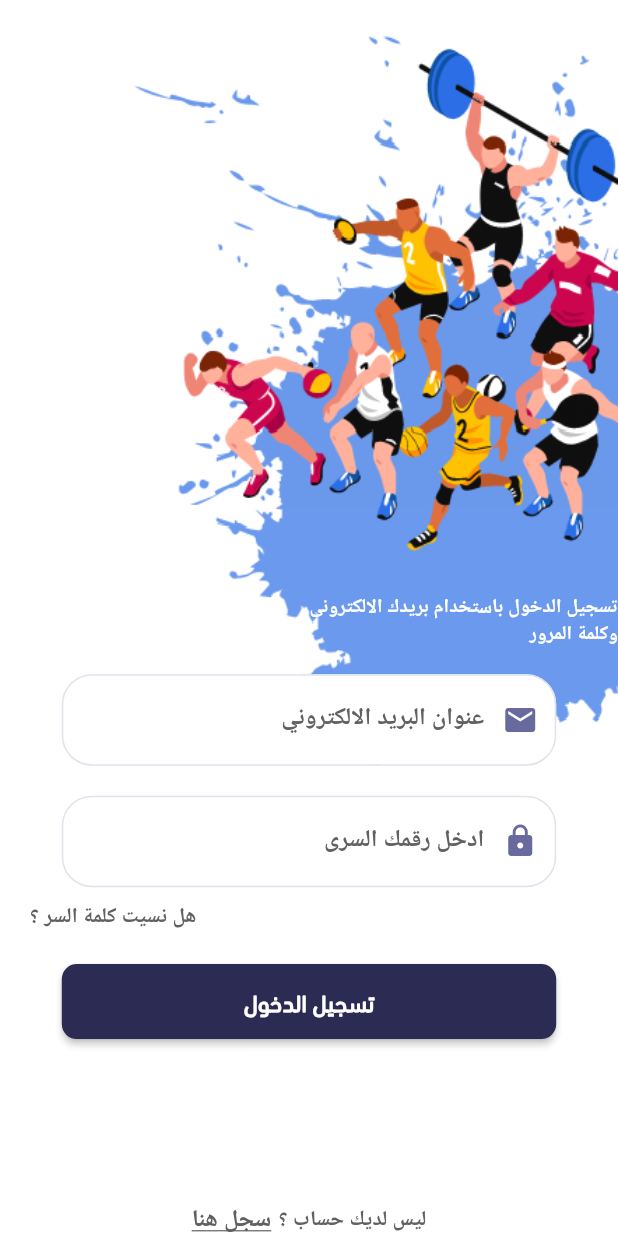
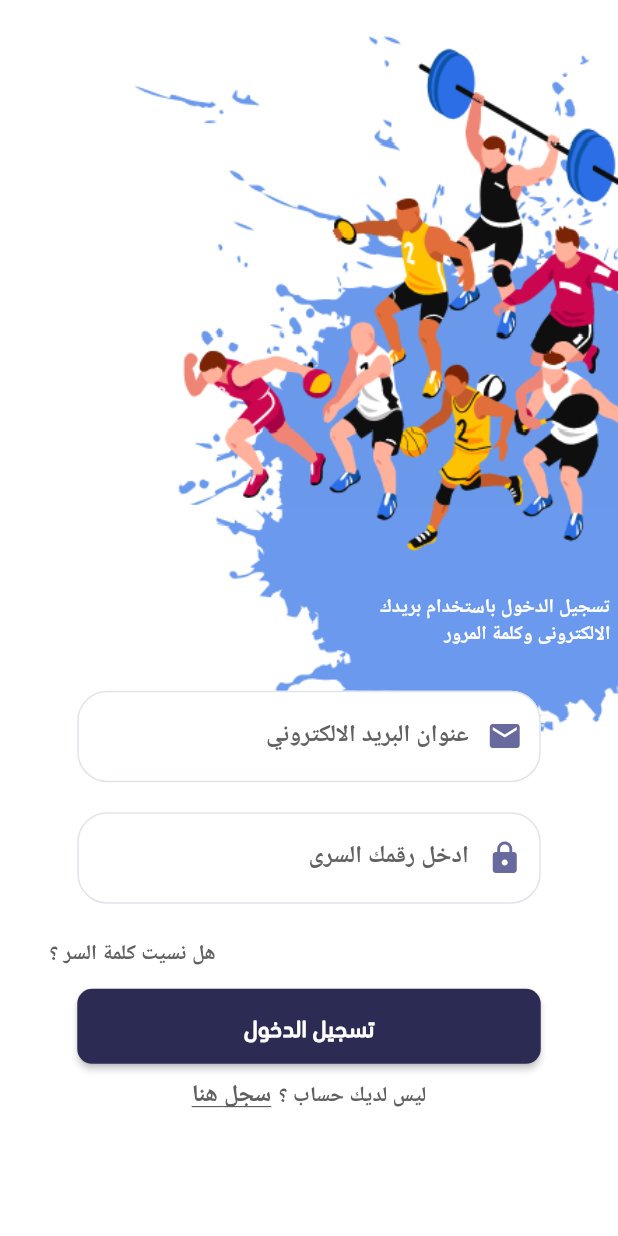
Before and after one commit to medoplay10/CvSporthelmy, a Flutter app: the screen it shows after launch, on a phone screen of 412 x 824 dp. Run offline on Flutter 3.47's test engine with Material 2 defaults, Android fonts, the phone set to English and light mode, and no system bars; our stand-ins replace carousel_slider, datetime_picker_formfield, easy_localization, flutter_snake_navigationbar, font_awesome_flutter, intl_phone_number_input and 2 more; missing offline and left inert: flutter_number_picker; Roboto replaces fonts that are missing (Tajawal-Bold, Tajawal-Regular).

Commit message:
- UPDATE design app

```diff
--- a/lib/Pages/auth/Login_Screen.dart
+++ b/lib/Pages/auth/Login_Screen.dart
@@ -8,8 +8,6 @@ import 'SignUp_Screen.dart';
 class LoginScreen extends StatelessWidget {
   @override
   Widget build(BuildContext context) {
-    //  print("Hight = "+ (80 /MediaQuery.of(context).size.height  ).toString());
-    //  print("Hight = "+ (MediaQuery.of(context).size.width  * .63 ).toString());
     var Mediaheight = MediaQuery.of(context).size.height;
     var Mediawidth = MediaQuery.of(context).size.width;
     print(Mediaheight.toString());
@@ -38,10 +36,8 @@ class LoginScreen extends StatelessWidget {
                               .size
                               .height * 0.096,
                           child: Container(
-                              width: MediaQuery
-                                  .of(context)
-                                  .size
-                                  .width * .5,
+                              padding: EdgeInsets.only(right: 5),
+                              width: MediaQuery.of(context).size.width * .5,
                               alignment: Alignment.centerRight,
                               child: Text(
                                 "loginWithEmailAndPassword".tr(),
@@ -63,10 +59,7 @@ class LoginScreen extends StatelessWidget {
                       mainAxisAlignment: MainAxisAlignment.center,
                       children: [
                         Container(
-                          width: MediaQuery
-                              .of(context)
-                              .size
-                              .width * 0.80,
+                          width: MediaQuery.of(context).size.width * 0.75,
                           child: TextFormField(
                             style: TextStyle(fontSize: 18, color: Colors.black),
                             decoration: InputDecoration(
@@ -85,10 +78,7 @@ class LoginScreen extends StatelessWidget {
                         ),
                         SizeBoxHeight(Mediaheight: Mediaheight, SizeWant: 20),
                         Container(
-                          width: MediaQuery
-                              .of(context)
-                              .size
-                              .width * 0.80,
+                          width: MediaQuery.of(context).size.width * 0.75,
                           child: TextFormField(
                             obscureText: true,
                             style: TextStyle(fontSize: 18, color: Colors.black),
@@ -111,32 +101,20 @@ class LoginScreen extends StatelessWidget {
                   ),
                 ),
                 Positioned(
-                  left: 20,
-                  top: MediaQuery
-                      .of(context)
-                      .size
-                      .height * .73,
+                  left: MediaQuery.of(context).size.width * .08,
+                  top: MediaQuery.of(context).size.height * .76,
                   child: Container(
                       alignment: Alignment.topCenter,
                       child: Text("forgetPassword".tr())),
                 ),
                 Positioned(
-                  top: MediaQuery
-                      .of(context)
-                      .size
-                      .height * .78,
-                  child: Container(
-                    width: MediaQuery
-                        .of(context)
-                        .size
-                        .width * 0.80,
-                    height: (50 / MediaQuery
-                        .of(context)
-                        .size
-                        .height) * MediaQuery
-                        .of(context)
-                        .size
-                        .height,
+                  top: MediaQuery.of(context).size.height * .80,
+                  child: Column(
+                    children: [
+                      Container(
+                        width: MediaQuery.of(context).size.width * 0.75,
+                        height: (50 / MediaQuery.of(context).size.height) *
+                            MediaQuery.of(context).size.height,
                         margin: EdgeInsets.only(bottom: 10),
                         child: RaisedButton(
                           onPressed: () {
@@ -154,11 +132,6 @@ class LoginScreen extends StatelessWidget {
                           ),
                         ),
                       ),
-                )
-              ],
-            ),
-          ),
-
                       Row(
                         mainAxisAlignment: MainAxisAlignment.center,
                         children: [
@@ -185,6 +158,12 @@ class LoginScreen extends StatelessWidget {
                       )
                     ],
                   ),
+                )
+              ],
+            ),
+          ),
+        ],
+      ),
     );
   }
 }
--- a/lib/Pages/home/MainScreen.dart
+++ b/lib/Pages/home/MainScreen.dart
@@ -22,12 +22,12 @@ class _MainScreenState extends State<MainScreen> {
   EdgeInsets padding = const EdgeInsets.all(5);
 
   int _selectedItemPosition = 0;
-  SnakeShape snakeShape = SnakeShape.indicator;
+  SnakeShape snakeShape = SnakeShape.circle;
 
   bool showSelectedLabels = false;
   bool showUnselectedLabels = false;
 
-  Color selectedColor = Color(0xffFFCB4D);
+  Color selectedColor = Colors.blueGrey;
   Gradient selectedGradient =
       const LinearGradient(colors: [Colors.red, Colors.amber]);
 
```
Also changed, not shown: lib/Pages/PagesProfileScreen/OnePostScreen.dart (+29 -29 lines), lib/Pages/TapsProfileScreen/MyPostsProfileScreen.dart (+34 -34 lines), lib/Pages/home/HomeScreen.dart (+32 -30 lines), lib/Pages/home/SettingScreen.dart (+9 -0 lines). Lines whose indentation alone changed are shown as unchanged.
